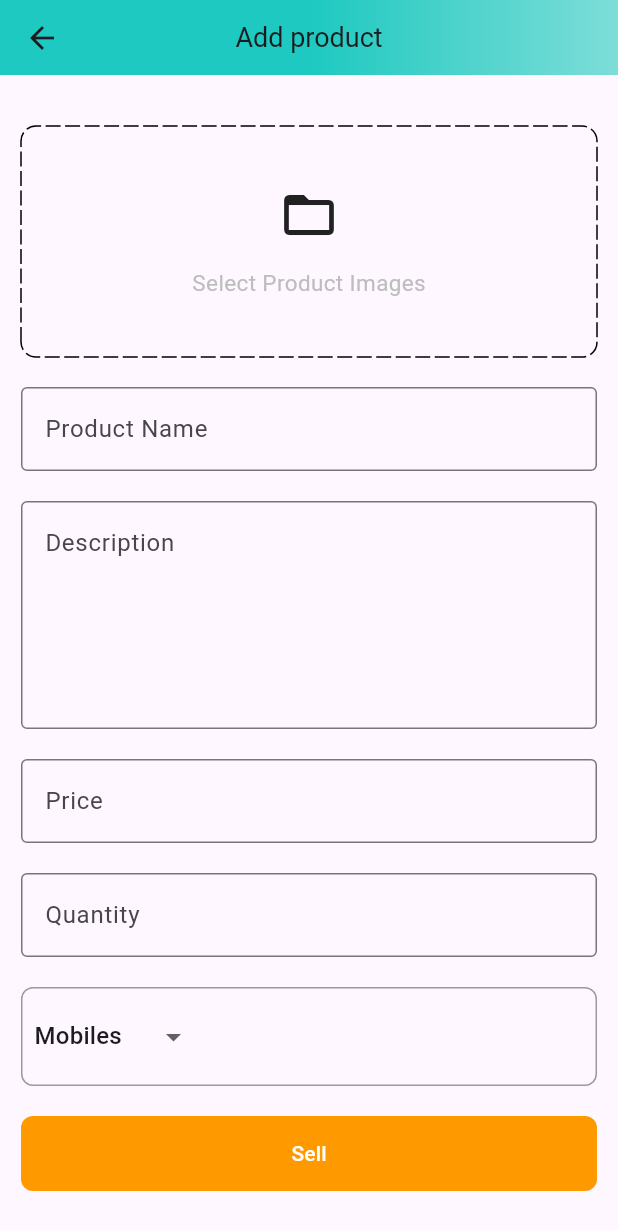
After one commit to khanadnan10/amazon_clone, a Flutter app: the AdminScreen screen opened directly, after a tap on the "add" icon, on a phone screen of 412 x 824 dp. The commit adds this screen. Shown: the top 1230 px of the screen. Run offline on Flutter 3.47's test engine with Material 2 defaults, Android fonts, the phone set to English and light mode, and no system bars; drawn by our look-alikes of dotted_border; our stand-ins replace carousel_slider, shared_preferences; accounts and stored records are empty.

Commit message:
DAY 4: Home screen | Admin panel product screen

```diff
--- a/lib/common/widgets/custom_text_field.dart
+++ b/lib/common/widgets/custom_text_field.dart
@@ -1,12 +1,16 @@
+// ignore_for_file: public_member_api_docs, sort_constructors_first
+import 'package:amazon_clone/constants/global_variables.dart';
 import 'package:flutter/material.dart';
 
 class CustomTextField extends StatelessWidget {
   final String hintText;
+  final int maxLines;
   final TextEditingController controller;
   const CustomTextField({
     Key? key,
     required this.hintText,
     required this.controller,
+    this.maxLines = 1,
   }) : super(key: key);
 
   @override
@@ -22,7 +26,7 @@ class CustomTextField extends StatelessWidget {
         ),
         focusedBorder: const OutlineInputBorder(
           borderSide: BorderSide(
-            color: Colors.black38,
+            color: GlobalVariables.secondaryColor,
           ),
         ),
       ),
@@ -32,6 +36,7 @@ class CustomTextField extends StatelessWidget {
         }
         return null;
       },
+      maxLines: maxLines,
     );
   }
 }
--- /dev/null
+++ b/lib/feature/admin/screens/add_product_screen.dart
@@ -0,0 +1,161 @@
+import 'package:amazon_clone/common/widgets/custom_button.dart';
+import 'package:amazon_clone/common/widgets/custom_text_field.dart';
+import 'package:amazon_clone/constants/global_variables.dart';
+import 'package:dotted_border/dotted_border.dart';
+import 'package:flutter/material.dart';
+
+class AddProductScreen extends StatefulWidget {
+  static const String routeName = '/add-product';
+  const AddProductScreen({super.key});
+
+  @override
+  State<AddProductScreen> createState() => _AddProductScreenState();
+}
+
+class _AddProductScreenState extends State<AddProductScreen> {
+  final TextEditingController productNameController = TextEditingController();
+  final TextEditingController descriptionController = TextEditingController();
+  final TextEditingController priceController = TextEditingController();
+  final TextEditingController quantityController = TextEditingController();
+
+  @override
+  void dispose() {
+    productNameController.dispose();
+    descriptionController.dispose();
+    priceController.dispose();
+    quantityController.dispose();
+    super.dispose();
+  }
+
+  String selectedCategoryItem = 'Mobiles';
+
+  @override
+  Widget build(BuildContext context) {
+    return Scaffold(
+      appBar: PreferredSize(
+        preferredSize: const Size.fromHeight(50),
+        child: AppBar(
+          flexibleSpace: Container(
+            decoration:
+                const BoxDecoration(gradient: GlobalVariables.appBarGradient),
+          ),
+          centerTitle: true,
+          title: const Text(
+            'Add product',
+            style: TextStyle(fontSize: 18.0),
+          ),
+        ),
+      ),
+      body: SingleChildScrollView(
+        child: Form(
+          child: Padding(
+            padding: const EdgeInsets.all(14.0),
+            child: Column(
+              children: [
+                const SizedBox(
+                  height: 20.0,
+                ),
+                DottedBorder(
+                  borderType: BorderType.RRect,
+                  radius: const Radius.circular(10.0),
+                  dashPattern: const [10, 3],
+                  child: Container(
+                    width: double.infinity,
+                    height: 150.0,
+                    decoration: BoxDecoration(
+                      borderRadius: BorderRadius.circular(10.0),
+                    ),
+                    child: Column(
+                      mainAxisAlignment: MainAxisAlignment.center,
+                      children: [
+                        const Icon(
+                          Icons.folder_open,
+                          size: 40.0,
+                        ),
+                        const SizedBox(
+                          height: 15.0,
+                        ),
+                        Text(
+                          'Select Product Images',
+                          style: TextStyle(
+                            fontSize: 15.0,
+                            color: Colors.grey[400],
+                          ),
+                        )
+                      ],
+                    ),
+                  ),
+                ),
+                const SizedBox(
+                  height: 20.0,
+                ),
+                CustomTextField(
+                  hintText: 'Product Name',
+                  controller: productNameController,
+                ),
+                const SizedBox(
+                  height: 20.0,
+                ),
+                CustomTextField(
+                  hintText: 'Description',
+                  controller: descriptionController,
+                  maxLines: 5,
+                ),
+                const SizedBox(
+                  height: 20.0,
+                ),
+                CustomTextField(
+                  hintText: 'Price',
+                  controller: priceController,
+                ),
+                const SizedBox(
+                  height: 20.0,
+                ),
+                CustomTextField(
+                  hintText: 'Quantity',
+                  controller: quantityController,
+                ),
+                const SizedBox(
+                  height: 20.0,
+                ),
+                Container(
+                  width: double.infinity,
+                  decoration: BoxDecoration(
+                      border: Border.all(
+                        width: 1,
+                        color: Colors.black38,
+                      ),
+                      borderRadius: BorderRadius.circular(8)),
+                  padding: const EdgeInsets.all(8.0),
+                  child: DropdownButton(
+                    elevation: 0,
+                    underline: const SizedBox(),
+                    value: selectedCategoryItem,
+                    items: GlobalVariables.categoryImages
+                        .map(
+                          (e) => DropdownMenuItem(
+                            value: e['title']!,
+                            child: Text(
+                              e['title']!,
+                            ),
+                          ),
+                        )
+                        .toList(),
+                    onChanged: (value) {
+                      selectedCategoryItem = value!;
+                      setState(() {});
+                    },
+                  ),
+                ),
+                const SizedBox(
+                  height: 20.0,
+                ),
+                CustomButton(onPressed: () {}, text: 'Sell'),
+              ],
+            ),
+          ),
+        ),
+      ),
+    );
+  }
+}
--- /dev/null
+++ b/lib/feature/admin/screens/admin_screen.dart
@@ -0,0 +1,133 @@
+import 'package:amazon_clone/constants/global_variables.dart';
+import 'package:amazon_clone/feature/admin/screens/product_screen.dart';
+import 'package:flutter/material.dart';
+
+class AdminScreen extends StatefulWidget {
+  const AdminScreen({super.key});
+
+  @override
+  State<AdminScreen> createState() => _AdminScreenState();
+}
+
+class _AdminScreenState extends State<AdminScreen> {
+  int _page = 0;
+  double bottomNavBarWidth = 42.0;
+  double bottomBarBottomWidth = 5;
+
+  void onTap(value) {
+    setState(() {
+      _page = value;
+    });
+  }
+
+  final List<Widget> _screens = const [
+    ProductScreen(),
+    Center(child: Text('Analytics page')),
+    Center(child: Text('Cart page')),
+  ];
+
+  @override
+  Widget build(BuildContext context) {
+    return Scaffold(
+      appBar: PreferredSize(
+        preferredSize: const Size.fromHeight(50),
+        child: AppBar(
+          flexibleSpace: Container(
+            decoration:
+                const BoxDecoration(gradient: GlobalVariables.appBarGradient),
+          ),
+          title: Row(
+            mainAxisAlignment: MainAxisAlignment.spaceBetween,
+            children: [
+              Container(
+                alignment: Alignment.topLeft,
+                child: Image.asset(
+                  GlobalVariables.amazon,
+                  color: GlobalVariables.unselectedNavBarColor,
+                  height: 40,
+                ),
+              ),
+              const Text(
+                'Admin',
+                style: TextStyle(
+                  fontWeight: FontWeight.bold,
+                ),
+              )
+            ],
+          ),
+        ),
+      ),
+      body: _screens[_page],
+      bottomNavigationBar: BottomNavigationBar(
+        currentIndex: _page,
+        selectedItemColor: GlobalVariables.selectedNavBarColor,
+        unselectedItemColor: GlobalVariables.unselectedNavBarColor,
+        backgroundColor: GlobalVariables.backgroundColor,
+        iconSize: 28.0,
+        onTap: onTap,
+        elevation: 0,
+        items: [
+          BottomNavigationBarItem(
+            label: '',
+            icon: Container(
+              width: bottomNavBarWidth,
+              decoration: BoxDecoration(
+                border: Border(
+                  top: BorderSide(
+                    color: _page == 0
+                        ? GlobalVariables.selectedNavBarColor
+                        : GlobalVariables.backgroundColor,
+                    width: bottomBarBottomWidth,
+                  ),
+                ),
+              ),
+              child: const Icon(
+                Icons.home_outlined,
+              ),
+            ),
+          ),
+          BottomNavigationBarItem(
+            label: '',
+            icon: Container(
+              width: bottomNavBarWidth,
+              decoration: BoxDecoration(
+                border: Border(
+                  top: BorderSide(
+                    color: _page == 1
+                        ? GlobalVariables.selectedNavBarColor
+                        : GlobalVariables.backgroundColor,
+                    width: bottomBarBottomWidth,
+                  ),
+                ),
+              ),
+              child: const Icon(
+                Icons.analytics_outlined,
+              ),
+            ),
+          ),
+          BottomNavigationBarItem(
+            label: '',
+            icon: Container(
+              width: bottomNavBarWidth,
+              decoration: BoxDecoration(
+                border: Border(
+                  top: BorderSide(
+                    color: _page == 2
+                        ? GlobalVariables.selectedNavBarColor
+                        : GlobalVariables.backgroundColor,
+                    width: bottomBarBottomWidth,
+                  ),
+                ),
+              ),
+              child: const Icon(
+                Icons.category_outlined,
+              ),
+            ),
+          ),
+        ],
+        showSelectedLabels: false,
+        showUnselectedLabels: false,
+      ),
+    );
+  }
+}
--- /dev/null
+++ b/lib/feature/admin/screens/product_screen.dart
@@ -0,0 +1,35 @@
+import 'package:amazon_clone/constants/global_variables.dart';
+import 'package:amazon_clone/feature/admin/screens/add_product_screen.dart';
+import 'package:flutter/material.dart';
+
+class ProductScreen extends StatefulWidget {
+  const ProductScreen({super.key});
+
+  @override
+  State<ProductScreen> createState() => _ProductScreenState();
+}
+
+class _ProductScreenState extends State<ProductScreen> {
+  @override
+  Widget build(BuildContext context) {
+    return Scaffold(
+      floatingActionButton: FloatingActionButton(
+        onPressed: () => Navigator.pushNamed(
+          context,
+          AddProductScreen.routeName,
+        ),
+        shape: const RoundedRectangleBorder(
+          borderRadius: BorderRadius.all(
+            Radius.circular(50.0),
+          ),
+        ),
+        tooltip: 'Add a product',
+        backgroundColor: GlobalVariables.selectedNavBarColor,
+        child: const Icon(
+          Icons.add,
+          color: Colors.white,
+        ),
+      ),
+    );
+  }
+}
--- a/lib/feature/auth/screens/auth_screens.dart
+++ b/lib/feature/auth/screens/auth_screens.dart
@@ -58,7 +58,7 @@ class _AuthScreenState extends State<AuthScreen> {
   Widget build(BuildContext context) {
     final screenSize = MediaQuery.of(context).size;
     return Scaffold(
-      backgroundColor: GlobalVariables.greyBackgroundColor,
+      backgroundColor: Colors.white,
       body: SafeArea(
         child: Padding(
           padding: const EdgeInsets.all(24.0),
--- a/lib/route.dart
+++ b/lib/route.dart
@@ -1,4 +1,5 @@
 import 'package:amazon_clone/common/widgets/bottom_bar.dart';
+import 'package:amazon_clone/feature/admin/screens/add_product_screen.dart';
 import 'package:amazon_clone/feature/auth/screens/auth_screens.dart';
 import 'package:amazon_clone/feature/home/screens/home_screen.dart';
 import 'package:flutter/material.dart';
@@ -20,6 +21,11 @@ Route generateRoute(RouteSettings routeSettings) {
         settings: routeSettings,
         builder: (_) => const Bottombar(),
       );
+    case AddProductScreen.routeName:
+      return MaterialPageRoute(
+        settings: routeSettings,
+        builder: (_) => const AddProductScreen(),
+      );
     default:
       return MaterialPageRoute(
         settings: routeSettings,
--- a/pubspec.yaml
+++ b/pubspec.yaml
@@ -29,7 +29,9 @@ environment:
 # versions available, run `flutter pub outdated`.
 dependencies:
   badges: ^3.1.2
+  carousel_slider: ^4.2.1
   cupertino_icons: ^1.0.2
+  dotted_border: ^2.1.0
   flutter:
     sdk: flutter
   http: ^1.1.0
```
Also changed, not shown: lib/feature/home/screens/home_screen.dart (+75 -6 lines), lib/feature/home/widgets/address_box.dart (added, +55 -0 lines), lib/feature/home/widgets/carousel_image.dart (added, +25 -0 lines), lib/feature/home/widgets/deal_of_the_day.dart (added, +55 -0 lines), lib/feature/home/widgets/top_categories.dart (added, +47 -0 lines), lib/main.dart (+8 -1 lines), pubspec.lock, 1 other file.
